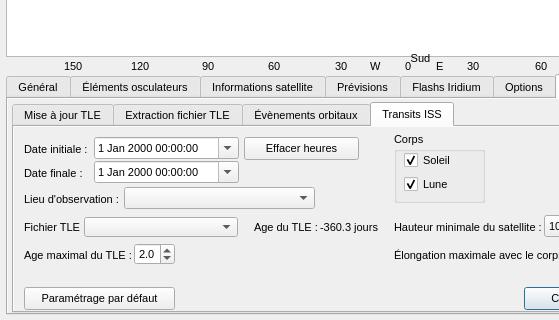
The window that previsat.ui (mconsidine/previsat_archive) describes before a commit, drawn with Qt 5; both pictures show x 0 to 559 and y 370 to 690 of the 1068 by 690 pixel window.
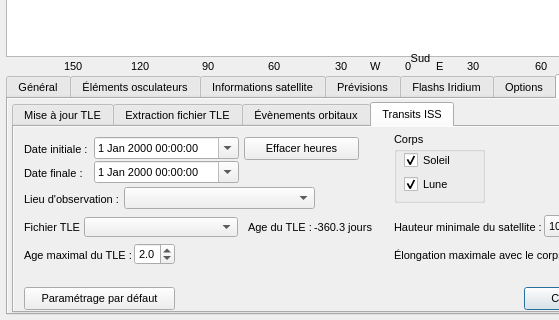
The same window after the commit. The open tabs and pages were chosen to show the change. Icons and pictures are not drawn.

Commit message: Prise en compte de la vision nocturne pour le tableau de statut des Iridiums

```diff
--- a/previsat.ui
+++ b/previsat.ui
@@ -9382,7 +9382,7 @@
              <widget class="QLabel" name="lbl_ageTLETransit">
               <property name="geometry">
                <rect>
-                <x>240</x>
+                <x>234</x>
                 <y>92</y>
                 <width>65</width>
                 <height>16</height>
@@ -9395,7 +9395,7 @@
              <widget class="QLabel" name="ageTLETransit">
               <property name="geometry">
                <rect>
-                <x>306</x>
+                <x>300</x>
                 <y>92</y>
                 <width>70</width>
                 <height>16</height>
```
The commit also changes 2 other files.
